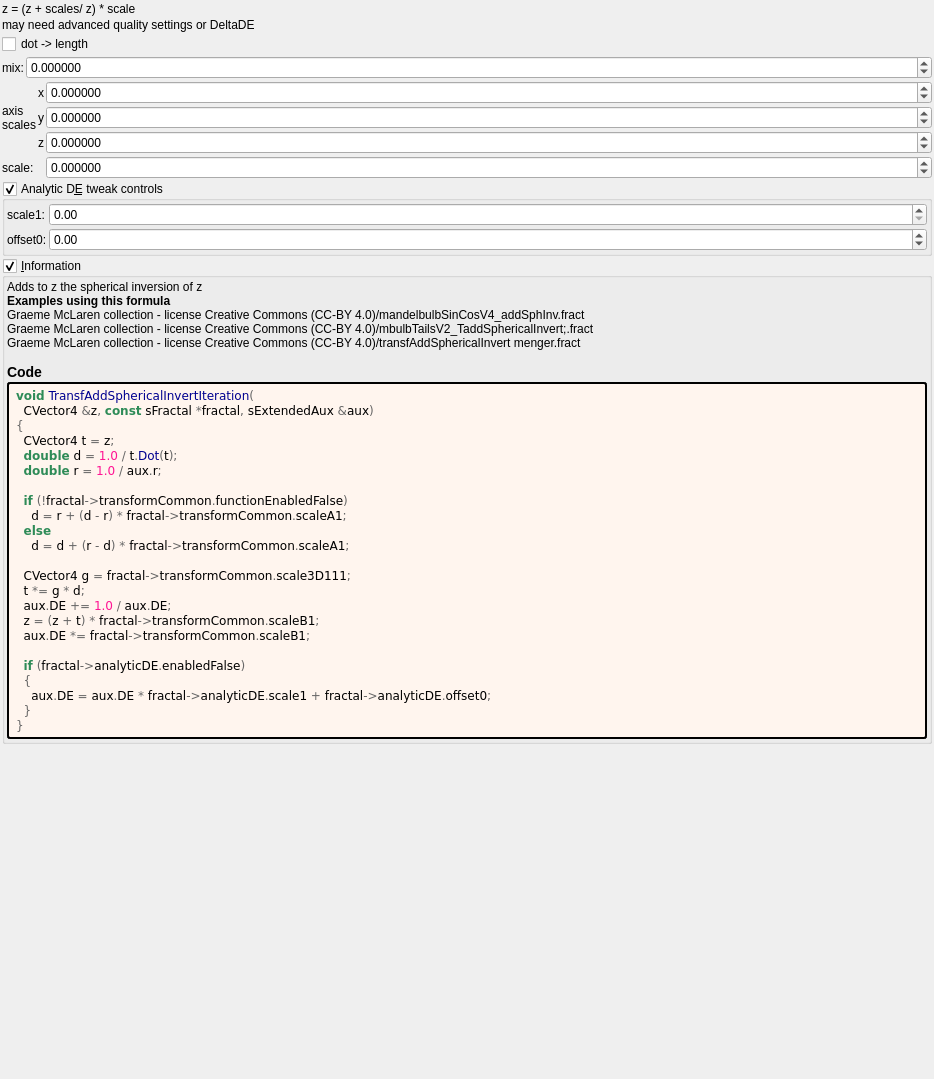
The window that mandelbulber2/deploy/share/mandelbulber2/formula/ui/transf_add_spherical_invert.ui (irinox-ctrl/mandelbulber2) describes before a commit, drawn with Qt 5.
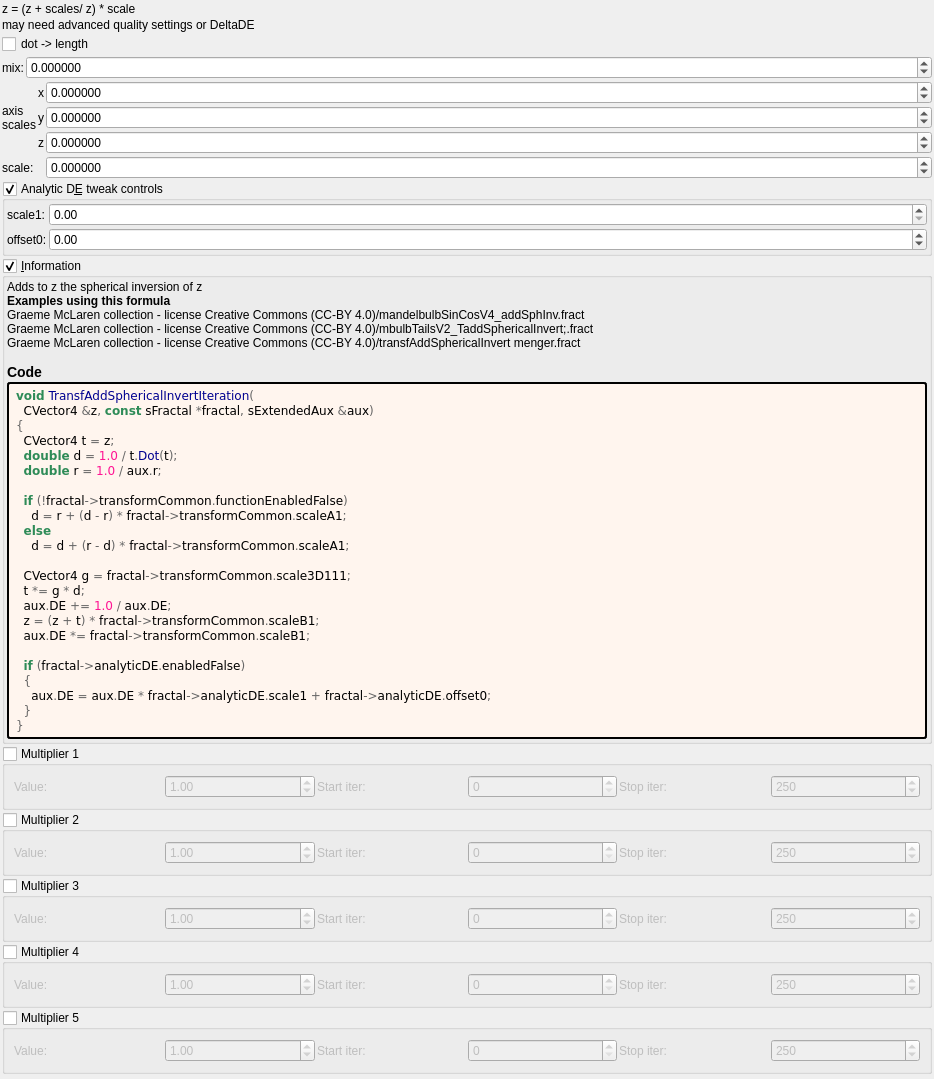
The same window after the commit. Custom widgets are drawn as their Qt base class.

Commit message:
feat: add 5 general-purpose multipliers to all 1007 fractal formulas
Each multiplier has:
- Checkbox (OFF by default)
- Value spinbox (default 1.0, range -100 to 100)
- Iteration start/stop range

Logic: z *= value; DE *= |value|;

Uses existing transformCommon parameters:
- Checkboxes: functionEnabledBx/By/Bz/Bw/CzFalse
- Values: scale4/5/6/8/16
- Ranges: startIterationsB-F/stopIterationsB-F

Modified 1007 .cpp (CPU), 1006 .cl (GPU), 1023 .ui files.
Both source (formula/) and deploy (deploy/share/) copies updated.

```diff
--- a/mandelbulber2/deploy/share/mandelbulber2/formula/ui/transf_add_spherical_invert.ui
+++ b/mandelbulber2/deploy/share/mandelbulber2/formula/ui/transf_add_spherical_invert.ui
@@ -443,6 +443,192 @@
      </layout>
     </widget>
    </item>
+   <item>
+    <widget class="MyGroupBox" name="groupCheck_transf_function_enabledBx_false">
+     <property name="title"><string>Multiplier 1</string></property>
+     <property name="checkable"><bool>true</bool></property>
+     <property name="checked"><bool>false</bool></property>
+     <layout class="QGridLayout" name="gridLayout_mult1">
+      <property name="spacing"><number>2</number></property>
+      <item row="0" column="0">
+       <widget class="QLabel"><property name="text"><string>Value:</string></property></widget>
+      </item>
+      <item row="0" column="1">
+       <widget class="MyDoubleSpinBox" name="spinbox_transf_scale_4">
+        <property name="minimum"><double>-100.0</double></property><property name="maximum"><double>100.0</double></property>
+        <property name="singleStep"><double>0.01</double></property><property name="value"><double>1.0</double></property>
+       </widget>
+      </item>
+      <item row="0" column="2">
+       <widget class="QLabel"><property name="text"><string>Start iter:</string></property></widget>
+      </item>
+      <item row="0" column="3">
+       <widget class="MySpinBox" name="spinboxInt_transf_start_iterations_B">
+        <property name="minimum"><number>0</number></property><property name="maximum"><number>10000</number></property>
+        <property name="value"><number>0</number></property>
+       </widget>
+      </item>
+      <item row="0" column="4">
+       <widget class="QLabel"><property name="text"><string>Stop iter:</string></property></widget>
+      </item>
+      <item row="0" column="5">
+       <widget class="MySpinBox" name="spinboxInt_transf_stop_iterations_B">
+        <property name="minimum"><number>0</number></property><property name="maximum"><number>10000</number></property>
+        <property name="value"><number>250</number></property>
+       </widget>
+      </item>
+     </layout>
+    </widget>
+   </item>
+   <item>
+    <widget class="MyGroupBox" name="groupCheck_transf_function_enabledBy_false">
+     <property name="title"><string>Multiplier 2</string></property>
+     <property name="checkable"><bool>true</bool></property>
+     <property name="checked"><bool>false</bool></property>
+     <layout class="QGridLayout" name="gridLayout_mult2">
+      <property name="spacing"><number>2</number></property>
+      <item row="0" column="0">
+       <widget class="QLabel"><property name="text"><string>Value:</string></property></widget>
+      </item>
+      <item row="0" column="1">
+       <widget class="MyDoubleSpinBox" name="spinbox_transf_scale_5">
+        <property name="minimum"><double>-100.0</double></property><property name="maximum"><double>100.0</double></property>
+        <property name="singleStep"><double>0.01</double></property><property name="value"><double>1.0</double></property>
+       </widget>
+      </item>
+      <item row="0" column="2">
+       <widget class="QLabel"><property name="text"><string>Start iter:</string></property></widget>
+      </item>
+      <item row="0" column="3">
+       <widget class="MySpinBox" name="spinboxInt_transf_start_iterations_C">
+        <property name="minimum"><number>0</number></property><property name="maximum"><number>10000</number></property>
+        <property name="value"><number>0</number></property>
+       </widget>
+      </item>
+      <item row="0" column="4">
+       <widget class="QLabel"><property name="text"><string>Stop iter:</string></property></widget>
+      </item>
+      <item row="0" column="5">
+       <widget class="MySpinBox" name="spinboxInt_transf_stop_iterations_C">
+        <property name="minimum"><number>0</number></property><property name="maximum"><number>10000</number></property>
+        <property name="value"><number>250</number></property>
+       </widget>
+      </item>
+     </layout>
+    </widget>
+   </item>
+   <item>
+    <widget class="MyGroupBox" name="groupCheck_transf_function_enabledBz_false">
+     <property name="title"><string>Multiplier 3</string></property>
+     <property name="checkable"><bool>true</bool></property>
+     <property name="checked"><bool>false</bool></property>
+     <layout class="QGridLayout" name="gridLayout_mult3">
+      <property name="spacing"><number>2</number></property>
+      <item row="0" column="0">
+       <widget class="QLabel"><property name="text"><string>Value:</string></property></widget>
+      </item>
+      <item row="0" column="1">
+       <widget class="MyDoubleSpinBox" name="spinbox_transf_scale_6">
+        <property name="minimum"><double>-100.0</double></property><property name="maximum"><double>100.0</double></property>
+        <property name="singleStep"><double>0.01</double></property><property name="value"><double>1.0</double></property>
+       </widget>
+      </item>
+      <item row="0" column="2">
+       <widget class="QLabel"><property name="text"><string>Start iter:</string></property></widget>
+      </item>
+      <item row="0" column="3">
+       <widget class="MySpinBox" name="spinboxInt_transf_start_iterations_D">
+        <property name="minimum"><number>0</number></property><property name="maximum"><number>10000</number></property>
+        <property name="value"><number>0</number></property>
+       </widget>
+      </item>
+      <item row="0" column="4">
+       <widget class="QLabel"><property name="text"><string>Stop iter:</string></property></widget>
+      </item>
+      <item row="0" column="5">
+       <widget class="MySpinBox" name="spinboxInt_transf_stop_iterations_D">
+        <property name="minimum"><number>0</number></property><property name="maximum"><number>10000</number></property>
+        <property name="value"><number>250</number></property>
+       </widget>
+      </item>
+     </layout>
+    </widget>
+   </item>
+   <item>
+    <widget class="MyGroupBox" name="groupCheck_transf_function_enabledBw_false">
+     <property name="title"><string>Multiplier 4</string></property>
+     <property name="checkable"><bool>true</bool></property>
+     <property name="checked"><bool>false</bool></property>
+     <layout class="QGridLayout" name="gridLayout_mult4">
+      <property name="spacing"><number>2</number></property>
+      <item row="0" column="0">
+       <widget class="QLabel"><property name="text"><string>Value:</string></property></widget>
+      </item>
+      <item row="0" column="1">
+       <widget class="MyDoubleSpinBox" name="spinbox_transf_scale_8">
+        <property name="minimum"><double>-100.0</double></property><property name="maximum"><double>100.0</double></property>
+        <property name="singleStep"><double>0.01</double></property><property name="value"><double>1.0</double></property>
+       </widget>
+      </item>
+      <item row="0" column="2">
+       <widget class="QLabel"><property name="text"><string>Start iter:</string></property></widget>
+      </item>
+      <item row="0" column="3">
+       <widget class="MySpinBox" name="spinboxInt_transf_start_iterations_E">
+        <property name="minimum"><number>0</number></property><property name="maximum"><number>10000</number></property>
+        <property name="value"><number>0</number></property>
+       </widget>
+      </item>
+      <item row="0" column="4">
+       <widget class="QLabel"><property name="text"><string>Stop iter:</string></property></widget>
+      </item>
+      <item row="0" column="5">
+       <widget class="MySpinBox" name="spinboxInt_transf_stop_iterations_E">
+        <property name="minimum"><number>0</number></property><property name="maximum"><number>10000</number></property>
+        <property name="value"><number>250</number></property>
+       </widget>
+      </item>
+     </layout>
+    </widget>
+   </item>
+   <item>
+    <widget class="MyGroupBox" name="groupCheck_transf_function_enabledCz_false">
+     <property name="title"><string>Multiplier 5</string></property>
+     <property name="checkable"><bool>true</bool></property>
+     <property name="checked"><bool>false</bool></property>
+     <layout class="QGridLayout" name="gridLayout_mult5">
+      <property name="spacing"><number>2</number></property>
+      <item row="0" column="0">
+       <widget class="QLabel"><property name="text"><string>Value:</string></property></widget>
+      </item>
+      <item row="0" column="1">
+       <widget class="MyDoubleSpinBox" name="spinbox_transf_scale_16">
+        <property name="minimum"><double>-100.0</double></property><property name="maximum"><double>100.0</double></property>
+        <property name="singleStep"><double>0.01</double></property><property name="value"><double>1.0</double></property>
+       </widget>
+      </item>
+      <item row="0" column="2">
+       <widget class="QLabel"><property name="text"><string>Start iter:</string></property></widget>
+      </item>
+      <item row="0" column="3">
+       <widget class="MySpinBox" name="spinboxInt_transf_start_iterations_F">
+        <property name="minimum"><number>0</number></property><property name="maximum"><number>10000</number></property>
+        <property name="value"><number>0</number></property>
+       </widget>
+      </item>
+      <item row="0" column="4">
+       <widget class="QLabel"><property name="text"><string>Stop iter:</string></property></widget>
+      </item>
+      <item row="0" column="5">
+       <widget class="MySpinBox" name="spinboxInt_transf_stop_iterations_F">
+        <property name="minimum"><number>0</number></property><property name="maximum"><number>10000</number></property>
+        <property name="value"><number>250</number></property>
+       </widget>
+      </item>
+     </layout>
+    </widget>
+   </item>
+
    <item>
     <spacer name="verticalSpacer">
      <property name="orientation">
@@ -475,6 +661,11 @@
    <extends>QCheckBox</extends>
    <header>my_check_box.h</header>
   </customwidget>
+   <customwidget>
+   <class>MySpinBox</class>
+   <extends>QSpinBox</extends>
+   <header>my_spin_box.h</header>
+  </customwidget>
  </customwidgets>
  <tabstops>
   <tabstop>groupCheck_info</tabstop>
```
The commit also changes 3972 other files.
